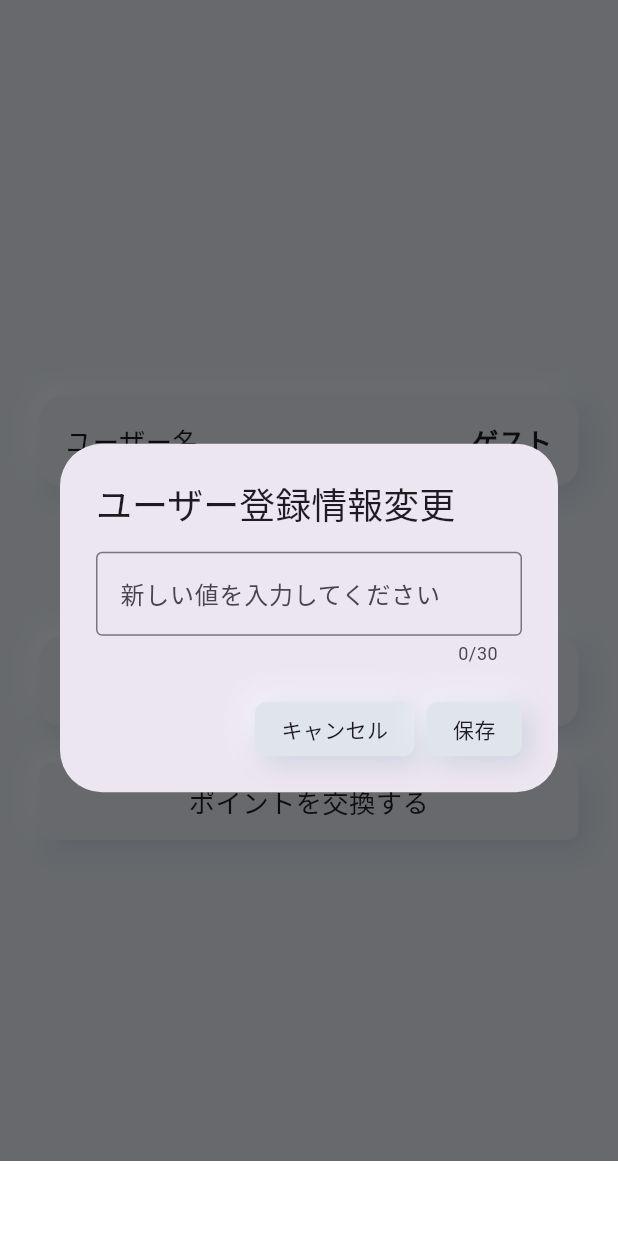
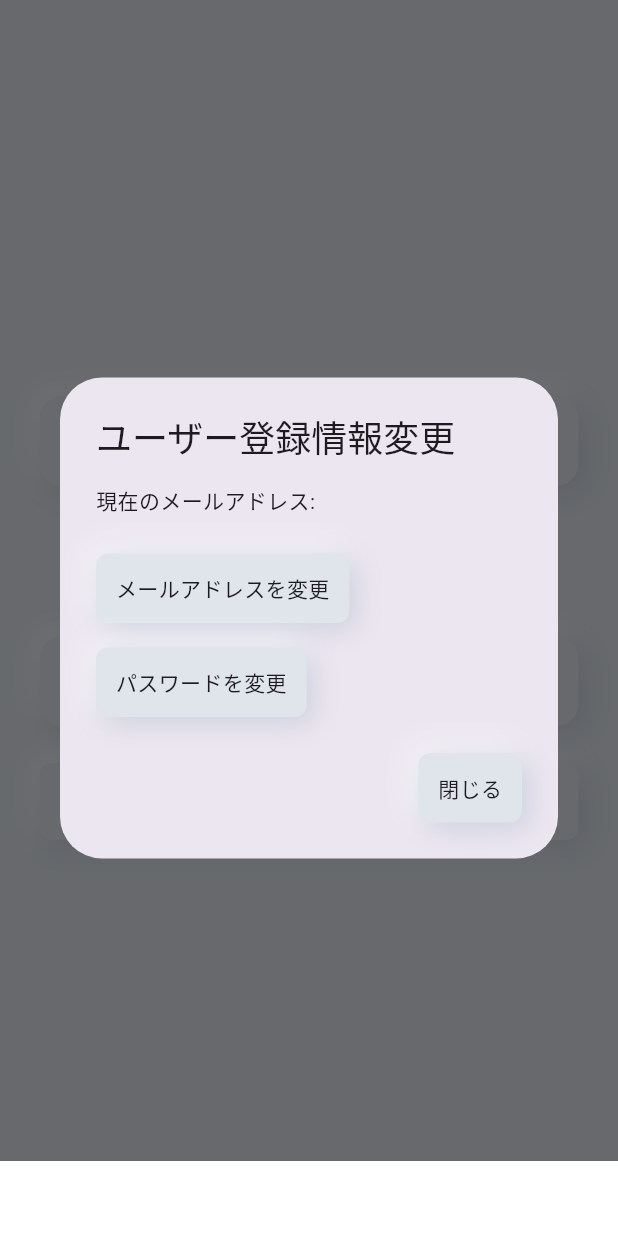
Before and after one commit to MyodoKouga/aib_mobile, a Flutter app: the ProfileTab screen opened directly, after a tap on "ユーザー登録情報変更", on a phone screen of 412 x 824 dp. Run offline on Flutter 3.47's test engine with Material 3 defaults, Android fonts, the phone set to English and light mode, and no system bars; drawn by our look-alikes of google_mobile_ads; our stand-ins replace device_info_plus, flutter_riverpod, flutter_screenutil, freezed_annotation, image_picker and 1 more; missing offline and left inert: dart:ffi; accounts and stored records are empty; network calls fail.

Commit message:
Add account settings dialog with email and password update

```diff
--- a/app/lib/features/home/view/tabs/profile_tab.dart
+++ b/app/lib/features/home/view/tabs/profile_tab.dart
@@ -3,7 +3,7 @@ import 'package:flutter_riverpod/flutter_riverpod.dart';
 import 'package:flutter_screenutil/flutter_screenutil.dart';
 import '../../view_model/profile_view_model.dart';
 import '../../view_model/home_view_model.dart';
-import '../widget/edit_profile_dialog.dart';
+import '../widget/account_settings_dialog.dart';
 import 'package:app/shared/widget/neumorphic/neumorphic_container.dart';
 import 'package:app/shared/widget/neumorphic/neumorphic_button.dart';
 
@@ -55,13 +55,7 @@ class _ProfileTabState extends ConsumerState<ProfileTab> {
                 onPressed: () {
                   showDialog(
                     context: context,
-                    builder: (_) => EditProfileDialog(
-                      title: 'ユーザー登録情報変更',
-                      currentValue: profile.username,
-                      onSave: (value) {
-                        profileNotifier.updateProfile(value, profile.bio);
-                      },
-                    ),
+                    builder: (_) => const AccountSettingsDialog(),
                   );
                 },
                 child: Text('ユーザー登録情報変更', style: TextStyle(fontSize: 16.sp)),
--- /dev/null
+++ b/app/lib/features/home/view/widget/account_settings_dialog.dart
@@ -0,0 +1,58 @@
+import 'package:flutter/material.dart';
+import 'package:flutter_riverpod/flutter_riverpod.dart';
+import 'package:flutter_screenutil/flutter_screenutil.dart';
+import '../../view_model/profile_view_model.dart';
+import 'change_email_dialog.dart';
+import 'change_password_dialog.dart';
+import 'package:app/shared/widget/neumorphic/neumorphic_button.dart';
+
+class AccountSettingsDialog extends ConsumerWidget {
+  const AccountSettingsDialog({super.key});
+
+  @override
+  Widget build(BuildContext context, WidgetRef ref) {
+    final email = ref.watch(profileViewModelProvider).email;
+
+    return AlertDialog(
+      title: const Text('ユーザー登録情報変更'),
+      content: SizedBox(
+        width: 300.w,
+        child: Column(
+          mainAxisSize: MainAxisSize.min,
+          crossAxisAlignment: CrossAxisAlignment.start,
+          children: [
+            Text('現在のメールアドレス: $email'),
+            SizedBox(height: 24.h),
+            NeumorphicButton(
+              onPressed: () {
+                Navigator.of(context).pop();
+                showDialog(
+                  context: context,
+                  builder: (_) => const ChangeEmailDialog(),
+                );
+              },
+              child: const Text('メールアドレスを変更'),
+            ),
+            SizedBox(height: 16.h),
+            NeumorphicButton(
+              onPressed: () {
+                Navigator.of(context).pop();
+                showDialog(
+                  context: context,
+                  builder: (_) => const ChangePasswordDialog(),
+                );
+              },
+              child: const Text('パスワードを変更'),
+            ),
+          ],
+        ),
+      ),
+      actions: [
+        NeumorphicButton(
+          onPressed: () => Navigator.pop(context),
+          child: const Text('閉じる'),
+        ),
+      ],
+    );
+  }
+}
```
Also changed, not shown: app/lib/features/home/view/widget/change_email_dialog.dart (added, +85 -0 lines), app/lib/features/home/view/widget/change_password_dialog.dart (added, +86 -0 lines), app/lib/features/home/view_model/profile_view_model.dart (+81 -0 lines).
